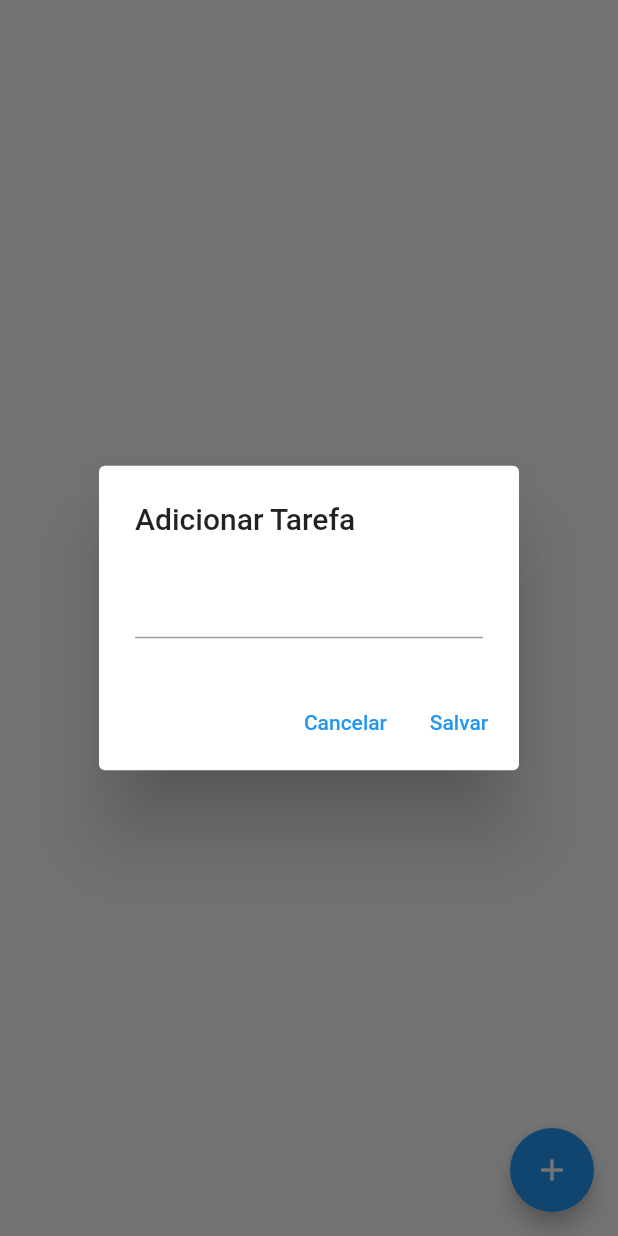
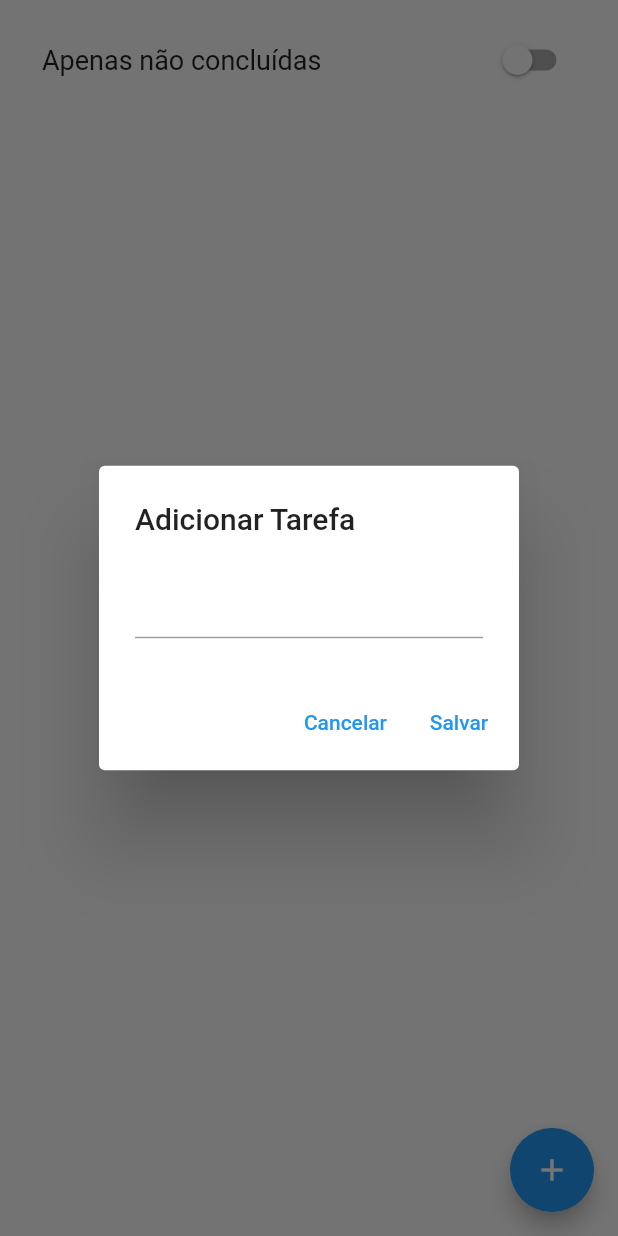
Before and after one commit to marcoamolinaro/FormacaoFlutterSpecialistDIO, a Flutter app: the TarefaPage screen opened directly, after a tap on the "add" icon, on a phone screen of 412 x 824 dp. Run offline on Flutter 3.47's test engine with Material 2 defaults, Android fonts, the phone set to English and light mode, and no system bars; our stand-ins replace cloud_firestore, firebase_analytics, firebase_core, firebase_crashlytics, firebase_messaging, firebase_remote_config and 3 more; missing offline and left inert: dart:ffi; accounts and stored records are empty; generated files the repository leaves out were written again; network calls fail.

Commit message:
Lista de Tarefas - Removendo Itens

```diff
--- a/trilhaapp/lib/pages/tarefa_page.dart
+++ b/trilhaapp/lib/pages/tarefa_page.dart
@@ -14,6 +14,7 @@ class _TarefaPageState extends State<TarefaPage> {
   var tarefaRepository = TarefaRepository();
   var descricaoController = TextEditingController();
   var _tarefas = const <Tarefa>[];
+  var apenasNaoConcluidos = false;
 
   @override
   void initState() {
@@ -22,7 +23,12 @@ class _TarefaPageState extends State<TarefaPage> {
   }
 
   void obterTarefas() async {
-    _tarefas = await tarefaRepository.listar();
+    if (apenasNaoConcluidos) {
+      _tarefas = await tarefaRepository.listarNaoConcluidas();
+    } else {
+      _tarefas = await tarefaRepository.listar();
+    }
+    setState(() {});
   }
 
   @override
@@ -58,11 +64,54 @@ class _TarefaPageState extends State<TarefaPage> {
                     );
                   });
             }),
-        body: ListView.builder(
-            itemCount: _tarefas.length,
-            itemBuilder: (BuildContext bc, int index) {
-              var tarefa = _tarefas[index];
-              return Text(tarefa.getDescricao());
-            }));
+        body: Container(
+          margin: const EdgeInsets.symmetric(horizontal: 16, vertical: 8),
+          child: Column(
+            children: [
+              Container(
+                margin: const EdgeInsets.symmetric(horizontal: 12, vertical: 8),
+                child: Row(
+                  mainAxisAlignment: MainAxisAlignment.spaceBetween,
+                  children: [
+                    const Text(
+                      "Apenas não concluídas",
+                      style: TextStyle(fontSize: 18),
+                    ),
+                    Switch(
+                        value: apenasNaoConcluidos,
+                        onChanged: (bool value) {
+                          apenasNaoConcluidos = value;
+                          obterTarefas();
+                        })
+                  ],
+                ),
+              ),
+              Expanded(
+                child: ListView.builder(
+                    itemCount: _tarefas.length,
+                    itemBuilder: (BuildContext bc, int index) {
+                      var tarefa = _tarefas[index];
+                      return Dismissible(
+                        onDismissed: (DismissDirection dd) async {
+                          await tarefaRepository.revover(tarefa.getId());
+                          obterTarefas();
+                        },
+                        key: Key(tarefa.getId()),
+                        child: ListTile(
+                          title: Text(tarefa.getDescricao()),
+                          trailing: Switch(
+                              value: tarefa.getConcluido(),
+                              onChanged: (bool value) async {
+                                await tarefaRepository.alterar(
+                                    tarefa.getId(), value);
+                                obterTarefas();
+                              }),
+                        ),
+                      );
+                    }),
+              ),
+            ],
+          ),
+        ));
   }
 }
```
Also changed, not shown: trilhaapp/lib/repositories/tarefa_repository.dart (+14 -4 lines).
